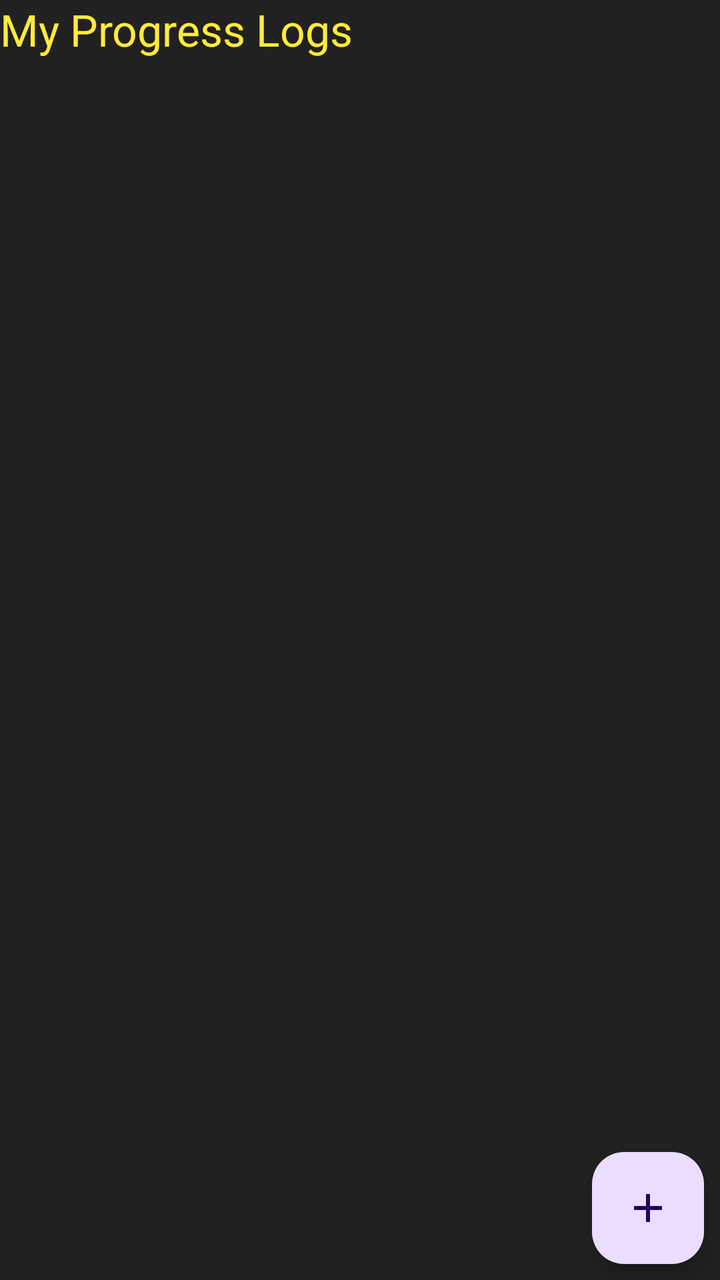
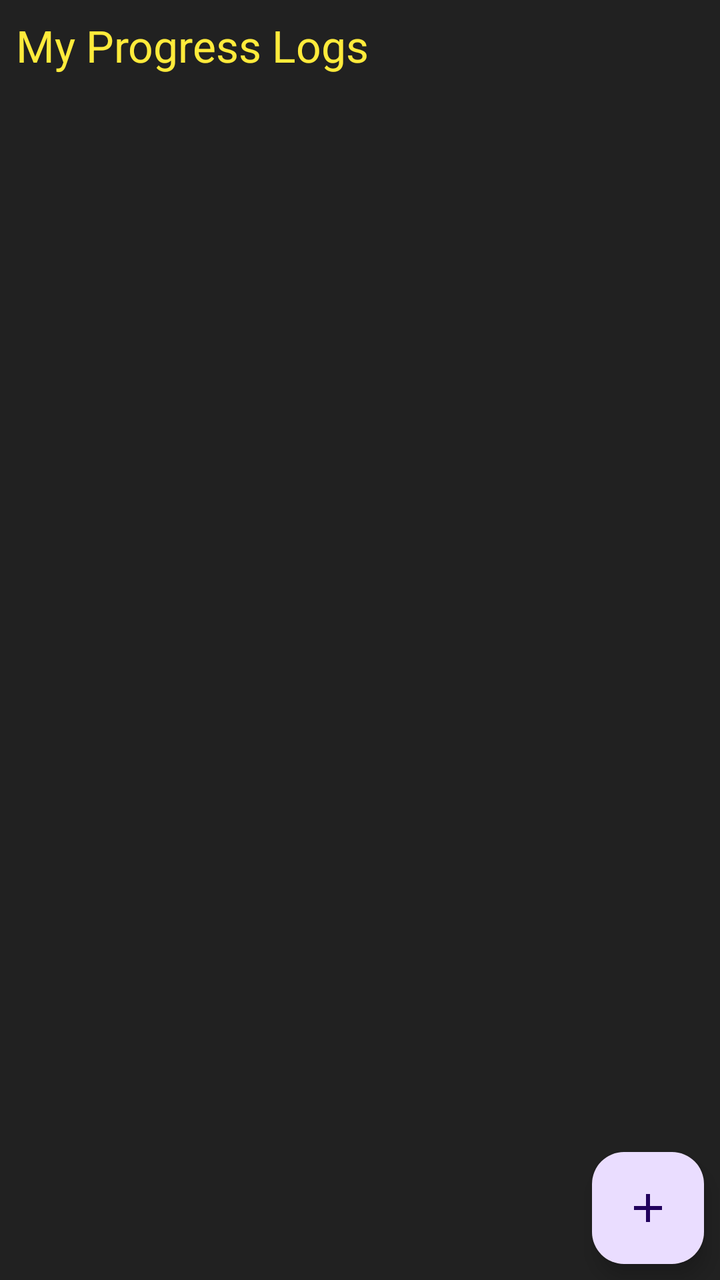

The first picture is an Android layout as it rendered before a commit; the second is the same layout after the commit. The layout source and the unified diff follow.
<!-- AndroidManifest.xml: application theme Theme.MyFit -->
<!-- res/layout/fragment_progress.xml -->
<?xml version="1.0" encoding="utf-8"?>
<androidx.constraintlayout.widget.ConstraintLayout xmlns:android="http://schemas.android.com/apk/res/android"
    xmlns:tools="http://schemas.android.com/tools"
    android:layout_width="match_parent"
    android:layout_height="match_parent"
    xmlns:app="http://schemas.android.com/apk/res-auto"
    tools:context=".ui.progress.ProgressFragment">

    
    <TextView
        android:id="@+id/progressTitle"
        android:layout_width="0dp"
        android:layout_height="wrap_content"
        android:text="@string/my_logs"
        android:textSize="@dimen/text_size_h1"
        android:textColor="@color/yellowAccent"
        android:paddingBottom="@dimen/card_margin"
        app:layout_constraintTop_toTopOf="parent"
        app:layout_constraintStart_toStartOf="parent"
        app:layout_constraintEnd_toEndOf="parent"/>

    <androidx.recyclerview.widget.RecyclerView
        android:id="@+id/progressRecycler"
        android:layout_width="0dp"
        android:layout_height="0dp"
        android:paddingBottom="@dimen/fragment_padding"
        app:layout_constraintStart_toStartOf="parent"
        app:layout_constraintEnd_toEndOf="parent"
        app:layout_constraintTop_toBottomOf="@id/progressTitle"
        app:layout_constraintBottom_toBottomOf="parent"/>

    <com.google.android.material.floatingactionbutton.FloatingActionButton
        android:id="@+id/addProgressLogFab"
        android:layout_width="wrap_content"
        android:layout_height="wrap_content"
        android:contentDescription="@string/add_log"
        android:src="@drawable/add_icon"
        app:layout_constraintBottom_toBottomOf="parent"
        app:layout_constraintEnd_toEndOf="parent"
        android:layout_margin="@dimen/card_margin"/>

</androidx.constraintlayout.widget.ConstraintLayout>
<!-- resources referenced by this layout -->
<resources>
  <color name="yellowAccent">#FFEB3B</color>
  <dimen name="card_margin">8dp</dimen>
  <dimen name="fragment_padding">16dp</dimen>
  <dimen name="text_size_h1">22sp</dimen>
  <!-- drawable add_icon (drawable) -->
  <vector xmlns:android="http://schemas.android.com/apk/res/android"
      android:width="24dp"
      android:height="24dp"
      android:viewportWidth="960"
      android:viewportHeight="960">
    <path
        android:pathData="M440,520L200,520v-80h240v-240h80v240h240v80L520,520v240h-80v-240Z"
        android:fillColor="#e3e3e3"/>
  </vector>
  <string name="add_log">Add Progress Log</string>
  <string name="my_logs">My Progress Logs</string>
  <style name="Theme.MyFit" parent="Base.Theme.MyFit" />
  <style name="Base.Theme.MyFit" parent="Theme.Material3.DayNight.NoActionBar">
  
          
          <item name="colorPrimary">@color/yellowAccent</item>
          <item name="colorPrimaryVariant">@color/yellowAccentDark</item>
          <item name="colorOnPrimary">@android:color/black</item>
  
          
          <item name="android:windowBackground">@color/darkGreyBackground</item>
  
          
          <item name="colorSecondary">@color/yellowAccent</item>
          <item name="colorOnSecondary">@android:color/black</item>
  
          
          <item name="android:textColorPrimary">@android:color/white</item>
          <item name="android:textColorSecondary">@android:color/darker_gray</item>
  
      </style>
  <color name="yellowAccentDark">#FBC02D</color>
  <color name="darkGreyBackground">#212121</color>
</resources>

<!-- the commit's change to res/layout/fragment_progress.xml (unified diff, before → after) -->
@@ -14,7 +14,7 @@
         android:text="@string/my_logs"
         android:textSize="@dimen/text_size_h1"
         android:textColor="@color/yellowAccent"
-        android:paddingBottom="@dimen/card_margin"
+        android:padding="@dimen/card_margin"
         app:layout_constraintTop_toTopOf="parent"
         app:layout_constraintStart_toStartOf="parent"
         app:layout_constraintEnd_toEndOf="parent"/>
